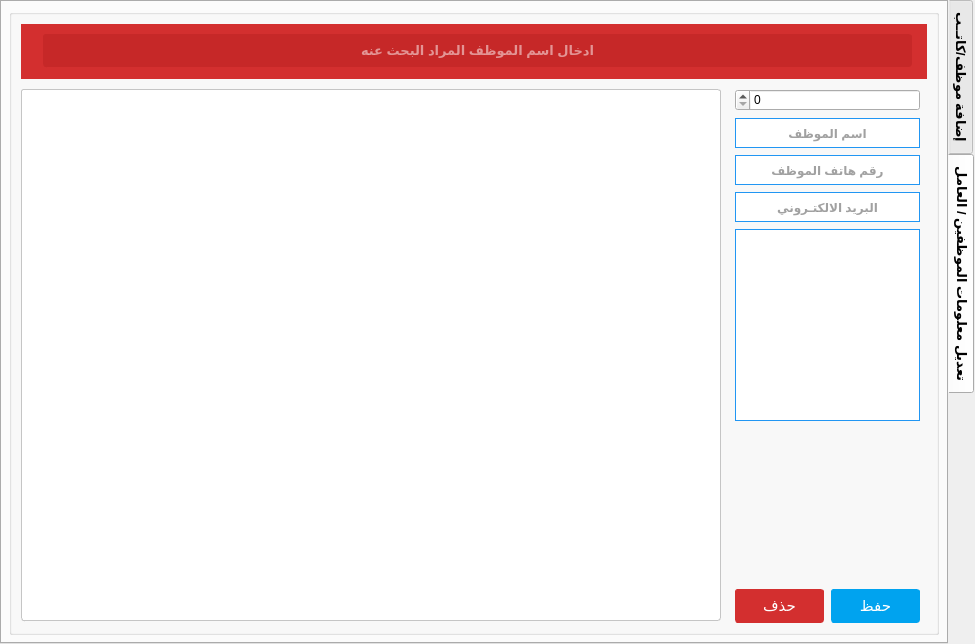
Before: the Qt Designer form tabwidgetworkers.ui in ashraf-kx/maktaba-assistant, drawn with Qt 5.
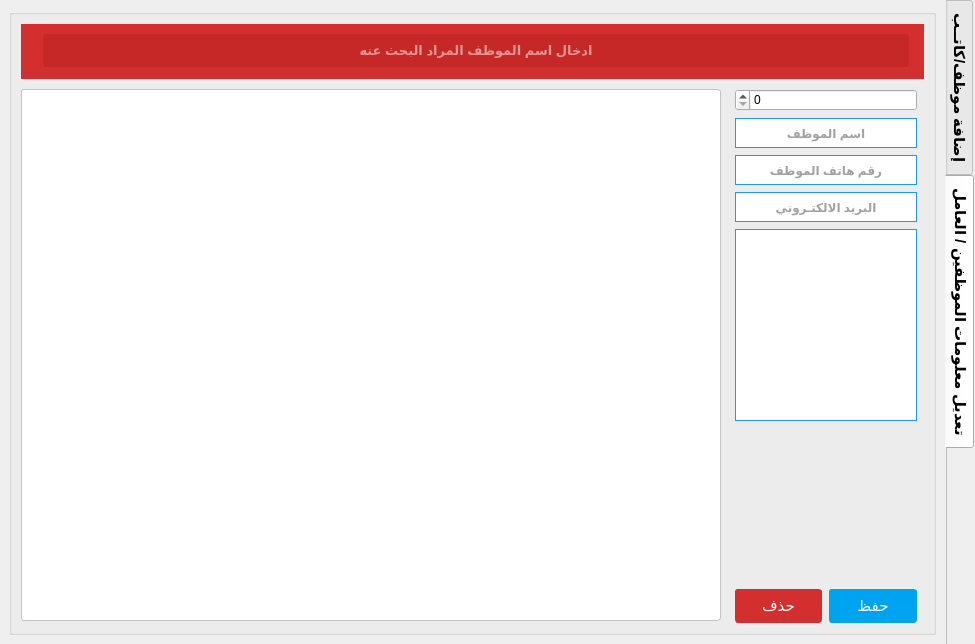
After: the same form once the commit is applied. The open tabs and pages were chosen to show the change. Icons and pictures are not drawn.

Patch:
```diff
--- a/tabwidgetworkers.ui
+++ b/tabwidgetworkers.ui
@@ -12,10 +12,12 @@
   </property>
   <property name="font">
    <font>
-    <pointsize>10</pointsize>
+    <family>Arial</family>
+    <pointsize>11</pointsize>
     <weight>75</weight>
     <bold>true</bold>
     <stylestrategy>PreferAntialias</stylestrategy>
+    <kerning>false</kerning>
    </font>
   </property>
   <property name="cursor">
@@ -50,7 +52,13 @@
    </size>
   </property>
   <property name="elideMode">
-   <enum>Qt::ElideRight</enum>
+   <enum>Qt::ElideNone</enum>
+  </property>
+  <property name="usesScrollButtons">
+   <bool>true</bool>
+  </property>
+  <property name="documentMode">
+   <bool>true</bool>
   </property>
   <property name="tabsClosable">
    <bool>false</bool>
@@ -58,6 +66,9 @@
   <property name="movable">
    <bool>false</bool>
   </property>
+  <property name="tabBarAutoHide">
+   <bool>false</bool>
+  </property>
   <widget class="QWidget" name="T_addWorker">
    <property name="styleSheet">
     <string notr="true">QWidget{
```
Left out of the diff: 4 changed lines with no effect on the pictures.
